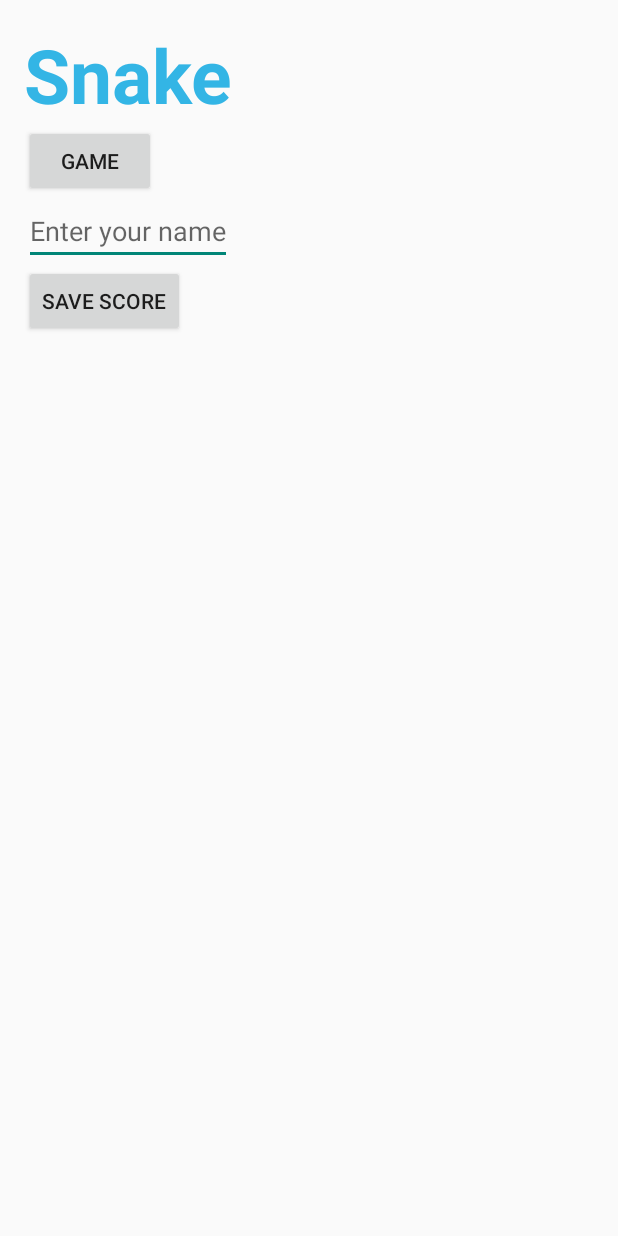
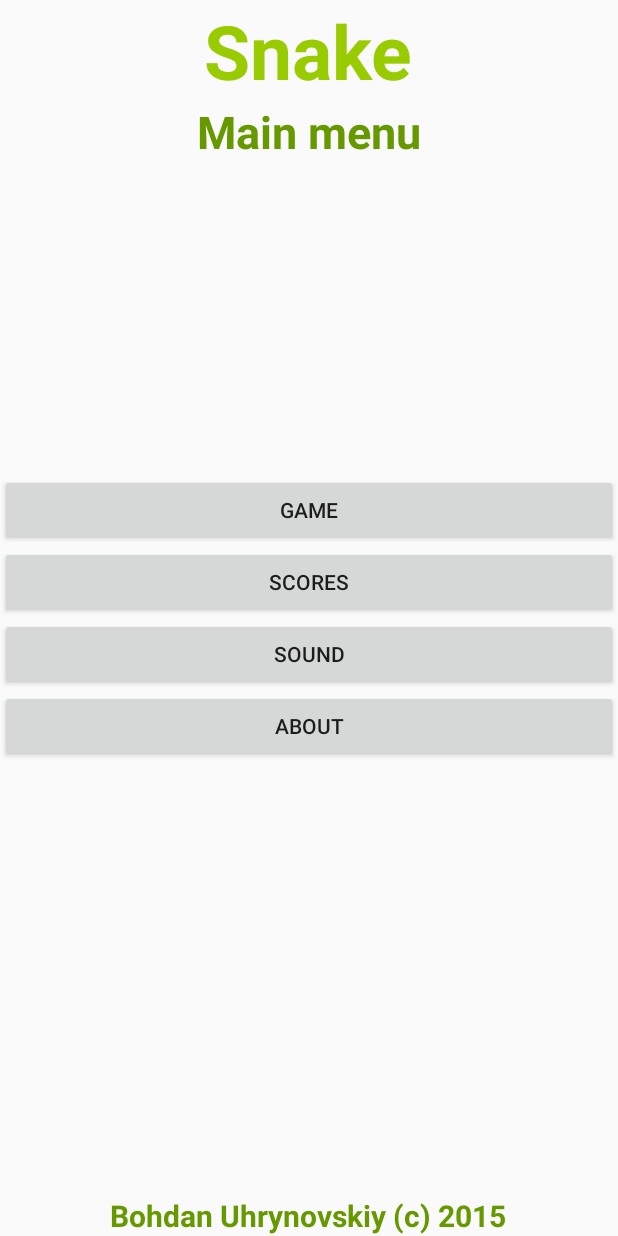
Before and after one commit to bohdanuhryn/nulp_pract, an Android app: the screen it shows after launch (MainMenuActivity), on a phone screen of 412 x 824 dp. Run offline under Robolectric (Android 15) with nearby library versions, the phone set to English and light mode, and no system bars.

Commit message:
menu updated / button sound fx added

```diff
--- a/SnakeAndroidStudio/Snake/app/src/main/java/com/nulp/bohdanuhryn/snake/MainMenuActivity.java
+++ b/SnakeAndroidStudio/Snake/app/src/main/java/com/nulp/bohdanuhryn/snake/MainMenuActivity.java
@@ -8,6 +8,10 @@ import android.view.View;
 import android.app.Activity;
 import android.view.Window;
 import android.view.WindowManager;
+import android.widget.Button;
+import android.widget.LinearLayout;
+import android.widget.TextView;
+import android.media.MediaPlayer;
 
 public class MainMenuActivity extends Activity {
 
@@ -19,39 +23,62 @@ public class MainMenuActivity extends Activity {
         getWindow().setFlags(WindowManager.LayoutParams.FLAG_FULLSCREEN,
                 WindowManager.LayoutParams.FLAG_FULLSCREEN);
 
-        setContentView(R.layout.activity_main_menu);
-    }
+        setContentView(R.layout.activity_menu);
 
-    @Override
-    public boolean onCreateOptionsMenu(Menu menu) {
-        // Inflate the menu; this adds items to the action bar if it is present.
-        getMenuInflater().inflate(R.menu.menu_main_menu, menu);
-        return true;
-    }
+        TextView header = (TextView)findViewById(R.id.menu_header);
+        header.setText(R.string.main_menu_header);
 
-    @Override
-    public boolean onOptionsItemSelected(MenuItem item) {
-        // Handle action bar item clicks here. The action bar will
-        // automatically handle clicks on the Home/Up button, so long
-        // as you specify a parent activity in AndroidManifest.xml.
-        int id = item.getItemId();
+        final MediaPlayer mp = MediaPlayer.create(this, R.raw.button_click);
 
-        //noinspection SimplifiableIfStatement
-        if (id == R.id.action_settings) {
-            return true;
-        }
+        LinearLayout content = (LinearLayout)findViewById(R.id.menu_content);
+        Button button;
 
-        return super.onOptionsItemSelected(item);
-    }
+        button = new Button(this);
+        button.setText(R.string.game_button);
+        button.setOnClickListener(new View.OnClickListener() {
+            @Override
+            public void onClick(View v) {
+                Intent intent = new Intent(v.getContext(), LevelActivity.class);
+                mp.start();
+                startActivity(intent);
+            }
+        });
+        content.addView(button);
 
-    public void switchActivity(View view) {
-        Intent intent = null;
-        switch(view.getId()) {
-            case R.id.gameButton:
-                intent = new Intent(this, LevelActivity.class);
-                break;
-        }
-        if(intent != null)
-            startActivity(intent);
+        button = new Button(this);
+        button.setText(R.string.scores_button);
+        button.setOnClickListener(new View.OnClickListener() {
+            @Override
+            public void onClick(View v) {
+                Intent intent = new Intent(v.getContext(), ScoresActivity.class);
+                mp.start();
+                startActivity(intent);
+            }
+        });
+        content.addView(button);
+
+        button = new Button(this);
+        button.setText(R.string.sound_button);
+        button.setOnClickListener(new View.OnClickListener() {
+            @Override
+            public void onClick(View v) {
+                Intent intent = new Intent(v.getContext(), SoundActivity.class);
+                mp.start();
+                startActivity(intent);
+            }
+        });
+        content.addView(button);
+        // About button
+        button = new Button(this);
+        button.setText(R.string.about_button);
+        button.setOnClickListener(new View.OnClickListener() {
+            @Override
+            public void onClick(View v) {
+                Intent intent = new Intent(v.getContext(), AboutActivity.class);
+                mp.start();
+                startActivity(intent);
+            }
+        });
+        content.addView(button);
     }
 }
--- /dev/null
+++ b/SnakeAndroidStudio/Snake/app/src/main/res/layout/activity_menu.xml
@@ -0,0 +1,29 @@
+<?xml version="1.0" encoding="utf-8"?>
+<RelativeLayout xmlns:android="http://schemas.android.com/apk/res/android"
+    xmlns:tools="http://schemas.android.com/tools"
+    android:orientation="vertical" android:layout_width="match_parent"
+    android:layout_height="match_parent" android:gravity="center_vertical">
+
+    <TextView android:id="@+id/game_header" android:layout_width="wrap_content" android:layout_height="wrap_content"
+        android:keepScreenOn="true" android:textStyle="bold" android:textColor="@color/green"
+        android:textSize="50sp" android:gravity="center_vertical" android:layout_alignParentTop="true"
+        android:layout_centerInParent="true" android:text="@string/app_name" />
+
+    <TextView android:id="@+id/menu_header" android:layout_width="wrap_content"
+        android:layout_height="wrap_content" android:keepScreenOn="true"
+        android:textStyle="bold" android:textSize="30sp" android:textColor="@color/darkgreen"
+        android:gravity="center" android:layout_below="@+id/game_header" android:layout_centerInParent="true"
+        android:text="Menu header"/>
+
+    <LinearLayout android:layout_width="match_parent" android:layout_height="wrap_content"
+        android:layout_below="@+id/menu_title" android:layout_centerInParent="true"
+        android:orientation="vertical"
+        android:id="@+id/menu_content"/>
+
+    <TextView android:layout_width="wrap_content" android:layout_height="wrap_content"
+        android:keepScreenOn="true" android:textStyle="bold" android:textColor="@color/darkgreen"
+        android:textSize="20sp" android:gravity="center"
+        android:layout_alignParentBottom="true" android:layout_centerInParent="true"
+        android:text="@string/copyright" />
+
+</RelativeLayout>
--- a/SnakeAndroidStudio/Snake/app/src/main/res/menu/menu_main_menu.xml
+++ /dev/null
@@ -1,6 +0,0 @@
-<menu xmlns:android="http://schemas.android.com/apk/res/android"
-    xmlns:app="http://schemas.android.com/apk/res-auto"
-    xmlns:tools="http://schemas.android.com/tools" tools:context=".MainMenuActivity">
-    <item android:id="@+id/action_settings" android:title="@string/action_settings"
-        android:orderInCategory="100" app:showAsAction="never" />
-</menu>
--- a/SnakeAndroidStudio/Snake/app/src/main/res/values/strings.xml
+++ b/SnakeAndroidStudio/Snake/app/src/main/res/values/strings.xml
@@ -1,8 +1,21 @@
 <resources>
     <string name="app_name">Snake</string>
+    <string name="copyright">Bohdan Uhrynovskiy (c) 2015</string>
+    <!-- Main menu -->
+    <string name="main_menu_header">Main menu</string>
+    <string name="game_button">Game</string>
+    <string name="scores_button">Scores</string>
+    <string name="sound_button">Sound</string>
+    <string name="about_button">About</string>
 
-    <string name="game_button">Game</string>
+    <!-- Scores activity -->
+    <string name="scores_header">Scores</string>
 
+    <!-- Sound activity -->
+    <string name="sound_header">Sound settings</string>
+
+    <!-- About activity -->
+    <string name="about_header">About</string>
     <string name="player_name_edit">Enter your name</string>
     <string name="save_score_button">Save score</string>
 
@@ -11,4 +24,6 @@
     <string name="action_settings">Settings</string>
 
     <string name="score_label">Score:</string>
+
+
 </resources>
--- a/SnakeAndroidStudio/Snake/app/src/main/res/values/styles.xml
+++ b/SnakeAndroidStudio/Snake/app/src/main/res/values/styles.xml
@@ -3,6 +3,7 @@
     <!-- Base application theme. -->
     <style name="AppTheme" parent="Theme.AppCompat.Light.DarkActionBar">
         <!-- Customize your theme here. -->
+        <item name="android:soundEffectsEnabled">true</item>
     </style>
 
 </resources>
```
Also changed, not shown: SnakeAndroidStudio/Snake/app/src/main/AndroidManifest.xml (+24 -0 lines), SnakeAndroidStudio/Snake/app/src/main/java/com/nulp/bohdanuhryn/snake/AboutActivity.java (added, +32 -0 lines), SnakeAndroidStudio/Snake/app/src/main/java/com/nulp/bohdanuhryn/snake/FieldCell.java (deleted, +0 -12 lines), SnakeAndroidStudio/Snake/app/src/main/java/com/nulp/bohdanuhryn/snake/ScoresActivity.java (added, +32 -0 lines), SnakeAndroidStudio/Snake/app/src/main/java/com/nulp/bohdanuhryn/snake/SoundActivity.java (added, +32 -0 lines), SnakeAndroidStudio/Snake/app/src/main/res/values/attrs_menu_view.xml (added, +8 -0 lines), SnakeAndroidStudio/Snake/app/src/main/res/values/colors.xml (added, +13 -0 lines), 1 other file.
